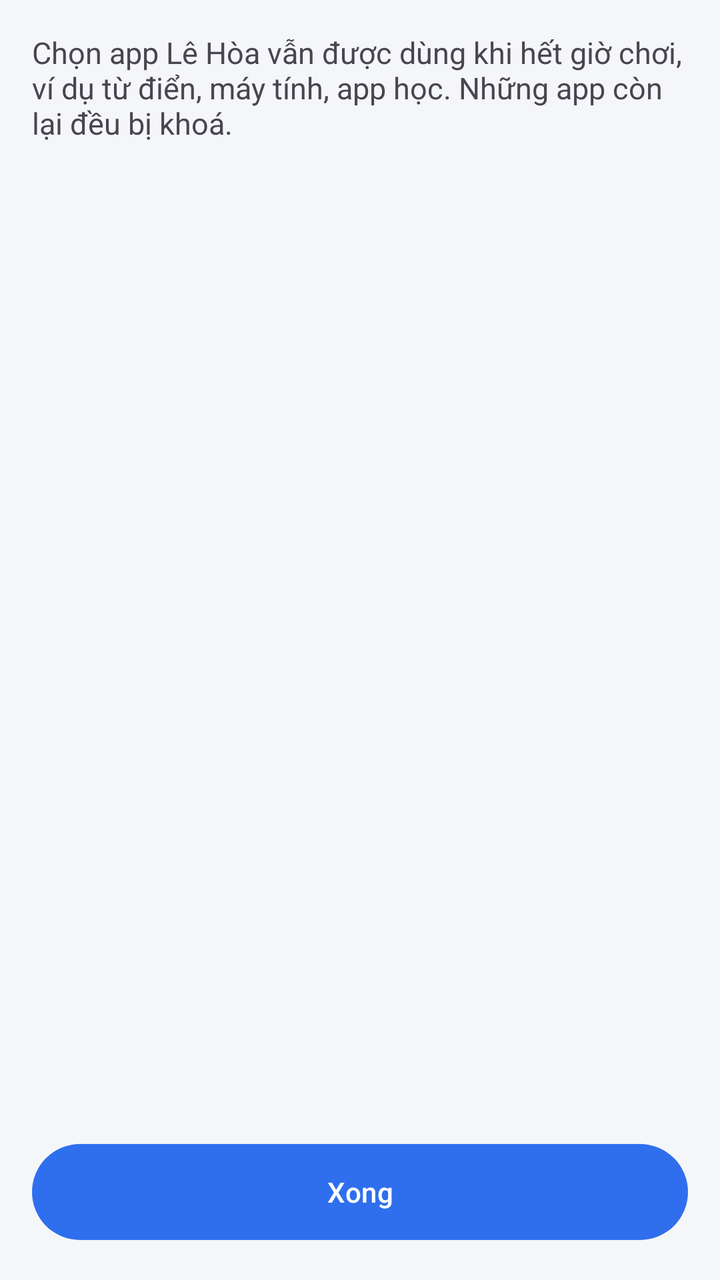
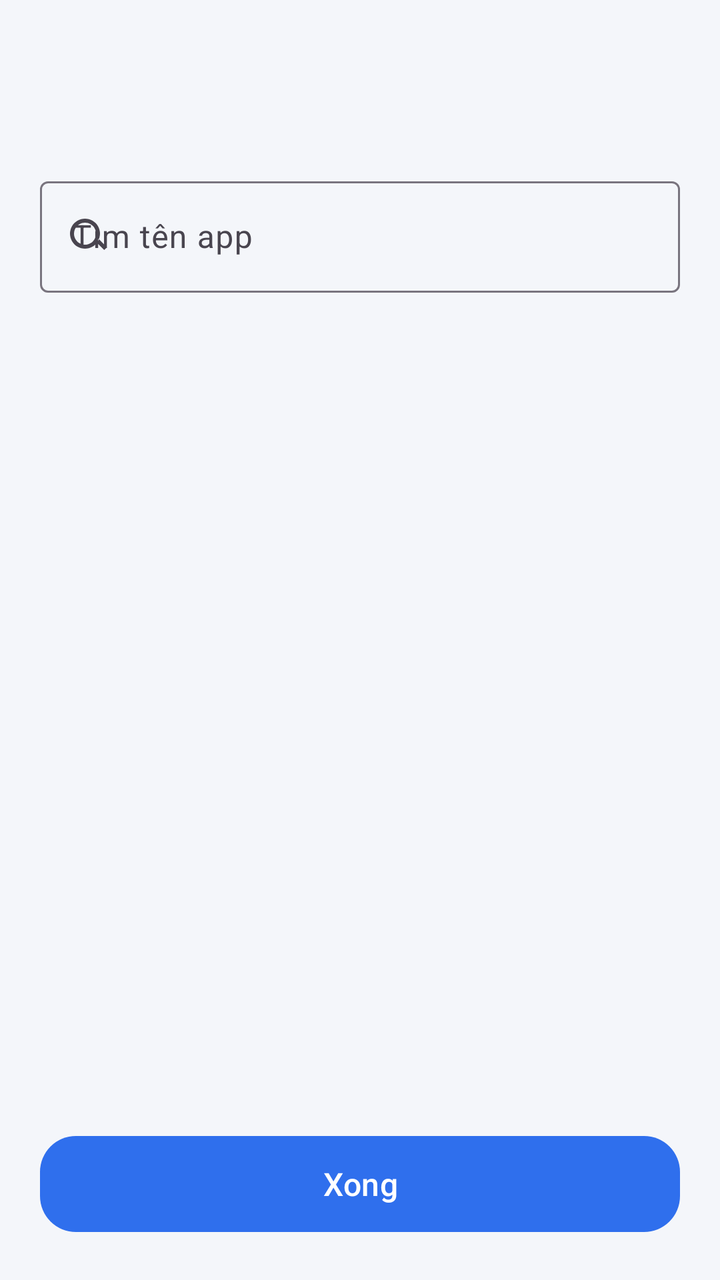

Screens rendered from an Android XML layout before and after an edit, with the pre-edit source and the edit as a unified diff.
<!-- AndroidManifest.xml: application theme Theme.HomeworkGate -->
<!-- res/layout/activity_app_picker.xml -->
<?xml version="1.0" encoding="utf-8"?>
<LinearLayout xmlns:android="http://schemas.android.com/apk/res/android"
    android:layout_width="match_parent"
    android:layout_height="match_parent"
    android:orientation="vertical">

    <TextView
        android:layout_width="match_parent"
        android:layout_height="wrap_content"
        android:padding="16dp"
        android:id="@+id/txt_huong_dan"
        android:text="Chọn app Lê Hòa vẫn được dùng khi hết giờ chơi, ví dụ từ điển, máy tính, app học. Những app còn lại đều bị khoá."
        android:textSize="15sp" />

    <ListView
        android:id="@+id/list_apps"
        android:layout_width="match_parent"
        android:layout_height="0dp"
        android:layout_weight="1" />

    <com.google.android.material.button.MaterialButton
        android:id="@+id/btn_done"
        android:layout_width="match_parent"
        android:layout_height="56dp"
        android:layout_margin="16dp"
        android:text="Xong" />
</LinearLayout>
<!-- resources referenced by this layout -->
<resources>
  <style name="Theme.HomeworkGate" parent="Theme.Material3.Light.NoActionBar">
          <item name="colorPrimary">@color/brand</item>
          <item name="colorOnPrimary">#FFFFFF</item>
          <item name="colorPrimaryContainer">@color/brand_soft</item>
          <item name="colorOnPrimaryContainer">@color/brand_dark</item>
          <item name="android:colorBackground">@color/canvas</item>
          <item name="colorSurface">@color/surface</item>
          <item name="colorOnSurface">@color/ink</item>
          <item name="android:statusBarColor">@color/canvas</item>
          <item name="android:navigationBarColor">@color/canvas</item>
          <item name="android:windowLightStatusBar">true</item>
          <item name="android:windowLightNavigationBar">true</item>
      </style>
  <color name="brand">#2F6FED</color>
  <color name="brand_soft">#E8F0FE</color>
  <color name="brand_dark">#1B4FC0</color>
  <color name="canvas">#F4F6FA</color>
  <color name="surface">#FFFFFF</color>
  <color name="ink">#1A1C20</color>
</resources>

<!-- the commit's change to res/layout/activity_app_picker.xml (unified diff, before → after) -->
@@ -1,27 +1,94 @@
 <?xml version="1.0" encoding="utf-8"?>
-<LinearLayout xmlns:android="http://schemas.android.com/apk/res/android"
+<androidx.constraintlayout.widget.ConstraintLayout
+    xmlns:android="http://schemas.android.com/apk/res/android"
+    xmlns:app="http://schemas.android.com/apk/res-auto"
+    android:id="@+id/root"
     android:layout_width="match_parent"
-    android:layout_height="match_parent"
-    android:orientation="vertical">
+    android:layout_height="match_parent">
 
-    <TextView
-        android:layout_width="match_parent"
-        android:layout_height="wrap_content"
-        android:padding="16dp"
-        android:id="@+id/txt_huong_dan"
-        android:text="Chọn app Lê Hòa vẫn được dùng khi hết giờ chơi, ví dụ từ điển, máy tính, app học. Những app còn lại đều bị khoá."
-        android:textSize="15sp" />
+    <LinearLayout
+        android:layout_width="0dp"
+        android:layout_height="0dp"
+        android:orientation="vertical"
+        app:layout_constraintBottom_toBottomOf="parent"
+        app:layout_constraintEnd_toEndOf="parent"
+        app:layout_constraintStart_toStartOf="parent"
+        app:layout_constraintTop_toTopOf="parent"
+        app:layout_constraintWidth_max="@dimen/st_be_rong_toi_da">
 
-    <ListView
-        android:id="@+id/list_apps"
-        android:layout_width="match_parent"
-        android:layout_height="0dp"
-        android:layout_weight="1" />
+        <TextView
+            android:id="@+id/txt_tieu_de"
+            android:layout_width="match_parent"
+            android:layout_height="wrap_content"
+            android:paddingStart="20dp"
+            android:paddingTop="16dp"
+            android:paddingEnd="20dp"
+            android:textColor="@color/ink"
+            android:textSize="24sp"
+            android:textStyle="bold" />
 
-    <com.google.android.material.button.MaterialButton
-        android:id="@+id/btn_done"
-        android:layout_width="match_parent"
-        android:layout_height="56dp"
-        android:layout_margin="16dp"
-        android:text="Xong" />
-</LinearLayout>
+        <TextView
+            android:id="@+id/txt_huong_dan"
+            android:layout_width="match_parent"
+            android:layout_height="wrap_content"
+            android:lineSpacingExtra="2dp"
+            android:paddingHorizontal="20dp"
+            android:paddingTop="4dp"
+            android:textColor="@color/ink_soft"
+            android:textSize="14sp" />
+
+        <com.google.android.material.textfield.TextInputLayout
+            android:id="@+id/o_tim_khung"
+            style="@style/Widget.Material3.TextInputLayout.OutlinedBox"
+            android:layout_width="match_parent"
+            android:layout_height="wrap_content"
+            android:layout_marginHorizontal="20dp"
+            android:layout_marginTop="14dp"
+            android:hint="Tìm tên app"
+            app:endIconMode="clear_text"
+            app:startIconDrawable="@drawable/ic_tim">
+
+            <com.google.android.material.textfield.TextInputEditText
+                android:id="@+id/o_tim"
+                android:layout_width="match_parent"
+                android:layout_height="wrap_content"
+                android:imeOptions="actionSearch"
+                android:importantForAutofill="no"
+                android:inputType="text"
+                android:maxLines="1" />
+        </com.google.android.material.textfield.TextInputLayout>
+
+        <ListView
+            android:id="@+id/list_apps"
+            android:layout_width="match_parent"
+            android:layout_height="0dp"
+            android:layout_marginTop="8dp"
+            android:layout_weight="1"
+            android:clipToPadding="false"
+            android:divider="@null"
+            android:paddingHorizontal="12dp"
+            android:scrollbars="none" />
+
+        
+        <TextView
+            android:id="@+id/txt_trong"
+            android:layout_width="match_parent"
+            android:layout_height="wrap_content"
+            android:gravity="center"
+            android:padding="28dp"
+            android:textColor="@color/ink_soft"
+            android:textSize="15sp"
+            android:visibility="gone" />
+
+        <com.google.android.material.button.MaterialButton
+            android:id="@+id/btn_done"
+            android:layout_width="match_parent"
+            android:layout_height="56dp"
+            android:layout_marginHorizontal="20dp"
+            android:layout_marginTop="8dp"
+            android:layout_marginBottom="20dp"
+            android:text="Xong"
+            android:textSize="16sp"
+            app:cornerRadius="18dp" />
+    </LinearLayout>
+</androidx.constraintlayout.widget.ConstraintLayout>
<!-- resource entries referenced after the edit -->
@@ -19,5 +19,20 @@
   <color name="canvas">#F4F6FA</color>
   <color name="surface">#FFFFFF</color>
   <color name="ink">#1A1C20</color>
+  <color name="ink_soft">#5F6472</color>
+  <dimen name="st_be_rong_toi_da">720dp</dimen>
+  <!-- drawable ic_tim (drawable) -->
+  <?xml version="1.0" encoding="utf-8"?>
+  <vector xmlns:android="http://schemas.android.com/apk/res/android"
+      android:width="24dp"
+      android:height="24dp"
+      android:viewportWidth="24"
+      android:viewportHeight="24"
+      android:tint="?attr/colorControlNormal">
+      <path
+          android:fillColor="#FFFFFF"
+          android:fillType="evenOdd"
+          android:pathData="M10.5,3a7.5,7.5 0 1,1 -0.01,0z M10.5,5a5.5,5.5 0 1,0 0.01,0z M15.9,14.5l1.4,-1.4 4.2,4.2 -1.4,1.4z" />
+  </vector>
 </resources>
 
